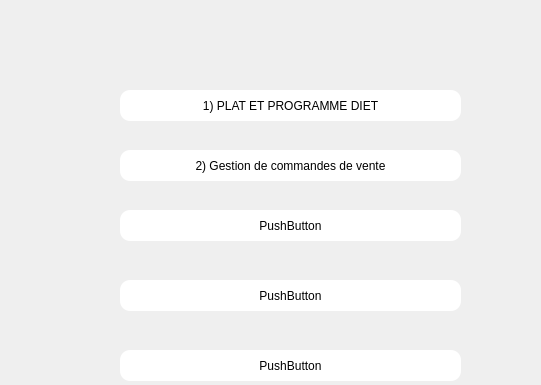
Old version of the form Code Integration Modif/Smart_Home_Delivery_Compapny_2A14-master/mainwindow.ui in the repository ZeinebHaraketi/Smart_Home_Delivery_Compapny_2A14; both pictures show x 0 to 541 and y 0 to 385 of the 970 by 538 pixel window.
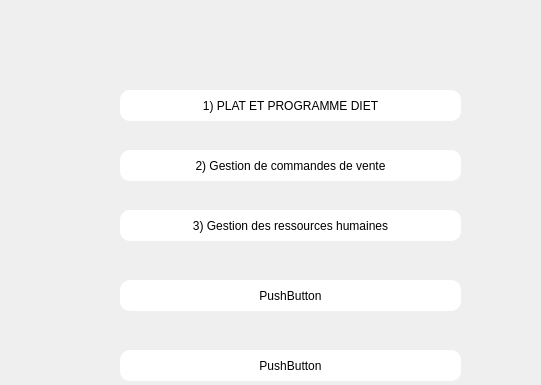
New version of the form. The open tabs and pages were chosen to show the change. Icons and pictures are not drawn.

```diff
--- a/Code Integration Modif/Smart_Home_Delivery_Compapny_2A14-master/mainwindow.ui
+++ b/Code Integration Modif/Smart_Home_Delivery_Compapny_2A14-master/mainwindow.ui
@@ -251,7 +251,7 @@
 </string>
       </property>
       <property name="text">
-       <string>PushButton</string>
+       <string>3) Gestion des ressources humaines</string>
       </property>
      </widget>
      <widget class="QPushButton" name="pushButton_10">
```
Left out of the diff: 4 changed lines with no effect on the pictures.
